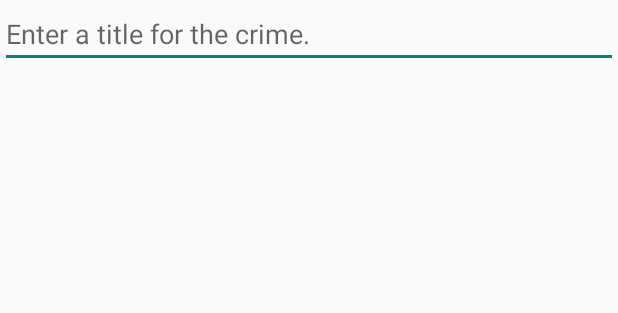
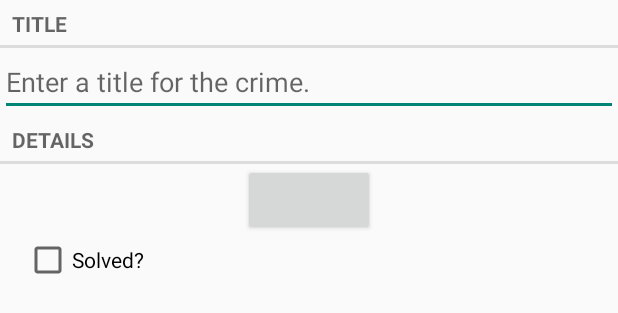
Before and after one commit to artemdemo/android-nerd-guide, an Android app: the layout fragment_crime.xml on its own in the app's theme, with its tools: preview values and no code run, on a phone screen of 412 x 824 dp. Shown: the top 313 px of the screen. Run offline under Robolectric (Android 15) with nearby library versions, the phone set to English and light mode, and no system bars.

Commit message:
Added widgets to CrimeFragment

```diff
--- a/CriminalIntent/app/src/main/java/me/artemdemo/criminalintent/CrimeActivity.java
+++ b/CriminalIntent/app/src/main/java/me/artemdemo/criminalintent/CrimeActivity.java
@@ -5,7 +5,6 @@
 import android.os.Bundle;
 import android.support.v4.app.FragmentManager;
 import android.view.MenuItem;
-
 
 public class CrimeActivity extends FragmentActivity {
 
--- a/CriminalIntent/app/src/main/res/layout/fragment_crime.xml
+++ b/CriminalIntent/app/src/main/res/layout/fragment_crime.xml
@@ -3,6 +3,13 @@
               android:orientation="vertical"
               android:layout_width="match_parent"
               android:layout_height="match_parent">
+
+    <TextView
+        android:layout_width="match_parent"
+        android:layout_height="wrap_content"
+        android:text="@string/crime_title_label"
+        style="?android:listSeparatorTextViewStyle"
+        android:id="@+id/textView"/>
 
     <EditText
         android:layout_width="match_parent"
@@ -10,4 +17,27 @@
         android:id="@+id/crime_title"
         android:hint="@string/crime_title_hint"
         android:layout_gravity="center_horizontal"/>
+
+    <TextView
+        android:layout_width="match_parent"
+        android:layout_height="wrap_content"
+        android:text="@string/crime_details_label"
+        style="?android:listSeparatorTextViewStyle"
+        android:id="@+id/textView2"/>
+
+    <Button
+        android:layout_width="wrap_content"
+        android:layout_height="wrap_content"
+        android:id="@+id/crime_date"
+        android:layout_marginLeft="16dp"
+        android:layout_marginRight="16dp"
+        android:layout_gravity="center_horizontal"/>
+
+    <CheckBox
+        android:layout_width="wrap_content"
+        android:layout_height="wrap_content"
+        android:text="@string/crime_solved"
+        android:layout_marginLeft="16dp"
+        android:layout_marginRight="16dp"
+        android:id="@+id/crime_solved"/>
 </LinearLayout>
--- a/CriminalIntent/app/src/main/res/values/strings.xml
+++ b/CriminalIntent/app/src/main/res/values/strings.xml
@@ -6,4 +6,7 @@
 
 <!-- TODO: Remove or change this placeholder text -->
     <string name="hello_blank_fragment">Hello blank fragment</string>
+    <string name="crime_title_label">Title</string>
+    <string name="crime_details_label">Details</string>
+    <string name="crime_solved">Solved?</string>
 </resources>
```
Also changed, not shown: CriminalIntent/app/src/main/java/me/artemdemo/criminalintent/Crime.java (+20 -0 lines), CriminalIntent/app/src/main/java/me/artemdemo/criminalintent/CrimeFragment.java (+20 -0 lines).
